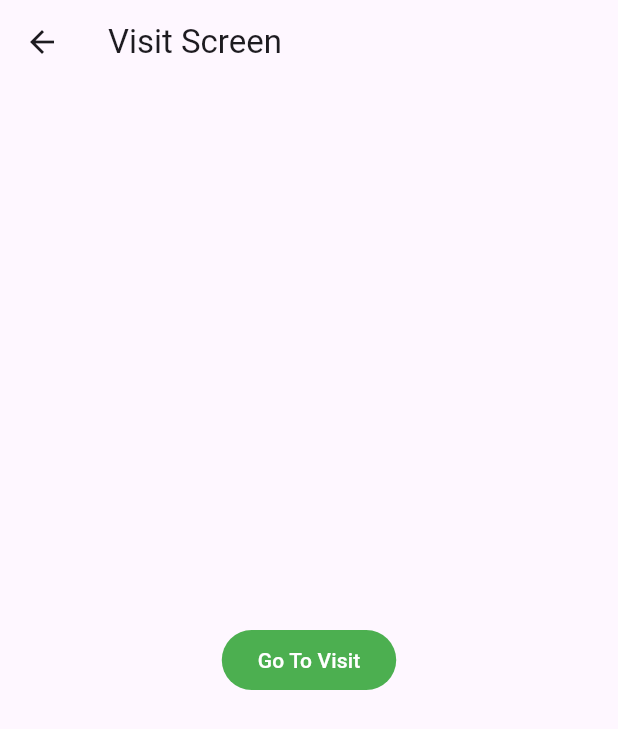
After one commit to Gravity-Field/gravity-sdk-flutter, a Flutter app: the screen it shows after launch, after a tap on "Go To Visit", on a phone screen of 412 x 824 dp. The commit adds this screen. Shown: the top 729 px of the screen. Run offline on Flutter 3.47's test engine with Material 3 defaults, Android fonts, the phone set to English and light mode, and no system bars; our stand-ins replace dio, pretty_dio_logger, visibility_detector; network calls fail.

Commit message:
Send visit event

```diff
--- a/example/lib/main.dart
+++ b/example/lib/main.dart
@@ -1,3 +1,4 @@
+import 'package:example/visit_screen.dart';
 import 'package:flutter/material.dart';
 import 'package:gravity_sdk/gravity_sdk.dart';
 
@@ -60,6 +61,7 @@ class MyHomePage extends StatelessWidget {
           mainAxisAlignment: MainAxisAlignment.center,
           children: <Widget>[
             _InlineButton(),
+            _VisitButton(),
             SizedBox(height: 32),
             _ModalButton1(),
             _ModalButton2(),
@@ -92,6 +94,27 @@ class _InlineButton extends StatelessWidget {
         );
       },
       child: Text('Go To Inline'),
+    );
+  }
+}
+
+class _VisitButton extends StatelessWidget {
+  const _VisitButton({super.key});
+
+  @override
+  Widget build(BuildContext context) {
+    return FilledButton(
+      style: ButtonStyle(
+        backgroundColor: WidgetStateProperty.all(Colors.green),
+      ),
+      onPressed: () {
+        Navigator.of(context).push(
+          MaterialPageRoute(
+            builder: (context) => const VisitScreen(),
+          ),
+        );
+      },
+      child: Text('Go To Visit'),
     );
   }
 }
--- /dev/null
+++ b/example/lib/visit_screen.dart
@@ -0,0 +1,43 @@
+import 'package:flutter/material.dart';
+import 'package:gravity_sdk/gravity_sdk.dart';
+
+class VisitScreen extends StatelessWidget {
+  const VisitScreen({super.key});
+
+  @override
+  Widget build(BuildContext context) {
+    return Scaffold(
+      appBar: AppBar(
+        title: Text('Visit Screen'),
+      ),
+      body: SizedBox.expand(
+        child: Column(
+          crossAxisAlignment: CrossAxisAlignment.center,
+          mainAxisAlignment: MainAxisAlignment.center,
+          children: [
+            _VisitButton(),
+          ],
+        ),
+      ),
+    );
+  }
+}
+
+class _VisitButton extends StatelessWidget {
+  const _VisitButton({super.key});
+
+  @override
+  Widget build(BuildContext context) {
+    return FilledButton(
+      style: ButtonStyle(
+        backgroundColor: WidgetStateProperty.all(Colors.green),
+      ),
+      onPressed: () {
+       GravitySDK.instance.visit(context: PageContext(
+         ContextType.cart
+       ));
+      },
+      child: Text('Go To Visit'),
+    );
+  }
+}
--- a/lib/gravity_sdk.dart
+++ b/lib/gravity_sdk.dart
@@ -2,3 +2,4 @@ export 'src/gravity_sdk.dart';
 export 'src/settings/product_widget_builder.dart';
 export 'src/ui/widgets/inline.dart';
 export 'src/models/internal/slot.dart';
+export 'src/models/external/page_context.dart';
--- a/lib/src/data/api/api.dart
+++ b/lib/src/data/api/api.dart
@@ -17,7 +17,10 @@ class Api {
       ..sendTimeout = const Duration(seconds: 30);
 
     if (kDebugMode) {
-      _dio.interceptors.add(PrettyDioLogger());
+      _dio.interceptors.add(PrettyDioLogger(
+        requestBody: true,
+        requestHeader: true,
+      ));
     }
   }
 
--- a/lib/src/gravity_sdk.dart
+++ b/lib/src/gravity_sdk.dart
@@ -41,7 +41,7 @@ class GravitySDK {
     );
   }
 
-  Future<void> visit(PageContext context) async {
+  Future<void> visit({required PageContext context}) async {
     await GravityRepo.instance.visit(user, context);
   }
 
--- a/lib/src/models/external/page_context.dart
+++ b/lib/src/models/external/page_context.dart
@@ -1,3 +1,8 @@
+import 'package:json_annotation/json_annotation.dart';
+
+part 'page_context.g.dart';
+
+@JsonEnum()
 enum ContextType {
   homepage,
   product,
@@ -7,12 +12,11 @@ enum ContextType {
   other;
 }
 
+@JsonSerializable(createToJson: true)
 class PageContext {
   final ContextType type;
 
   PageContext(this.type);
 
-  Map<String, dynamic> toJson() => {
-        'type': type.toString(),
-      };
+  Map<String, dynamic> toJson() => _$PageContextToJson(this);
 }
```
Also changed, not shown: lib/src/models/external/page_context.g.dart (added).
